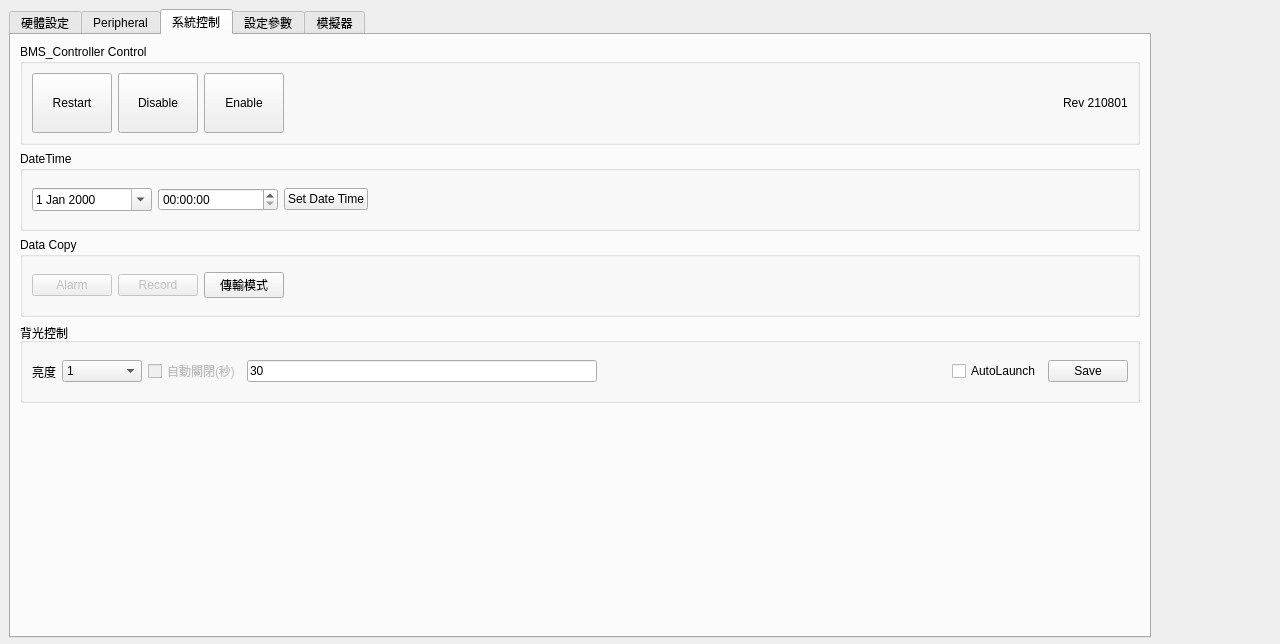
First picture: the form in frmhardwareconfig.ui, repository haoyi-jason/BMS_HY01_old, before the edit.
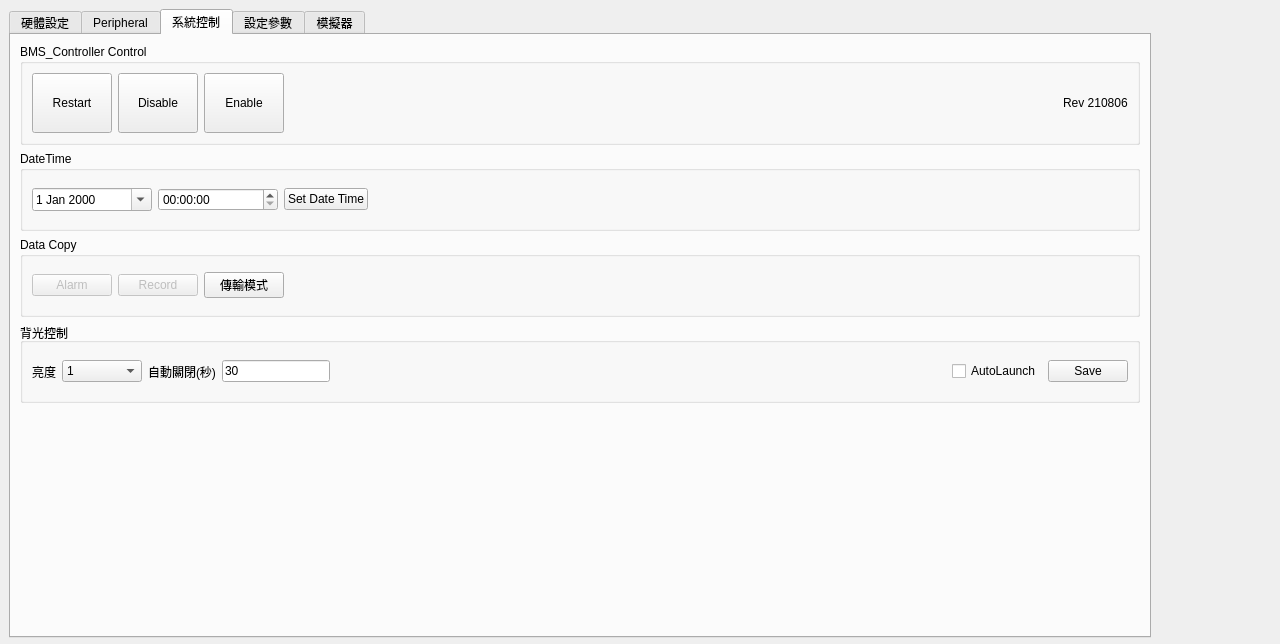
Second picture: the form after the edit. Custom widgets are drawn as their Qt base class.

What changed in the file:
```diff
--- a/frmhardwareconfig.ui
+++ b/frmhardwareconfig.ui
@@ -1122,7 +1122,7 @@
         <item>
          <widget class="QLabel" name="label_23">
           <property name="text">
-           <string>Rev 210801</string>
+           <string>Rev 210806</string>
           </property>
          </widget>
         </item>
@@ -1331,10 +1331,7 @@
          </widget>
         </item>
         <item>
-         <widget class="QCheckBox" name="cbBackLightAutoClose">
-          <property name="enabled">
-           <bool>false</bool>
-          </property>
+         <widget class="QLabel" name="label_31">
           <property name="text">
            <string>自動關閉(秒)</string>
           </property>
@@ -1345,6 +1342,12 @@
           <property name="enabled">
            <bool>true</bool>
           </property>
+          <property name="sizePolicy">
+           <sizepolicy hsizetype="Minimum" vsizetype="Fixed">
+            <horstretch>0</horstretch>
+            <verstretch>0</verstretch>
+           </sizepolicy>
+          </property>
           <property name="text">
            <string>30</string>
           </property>
```
